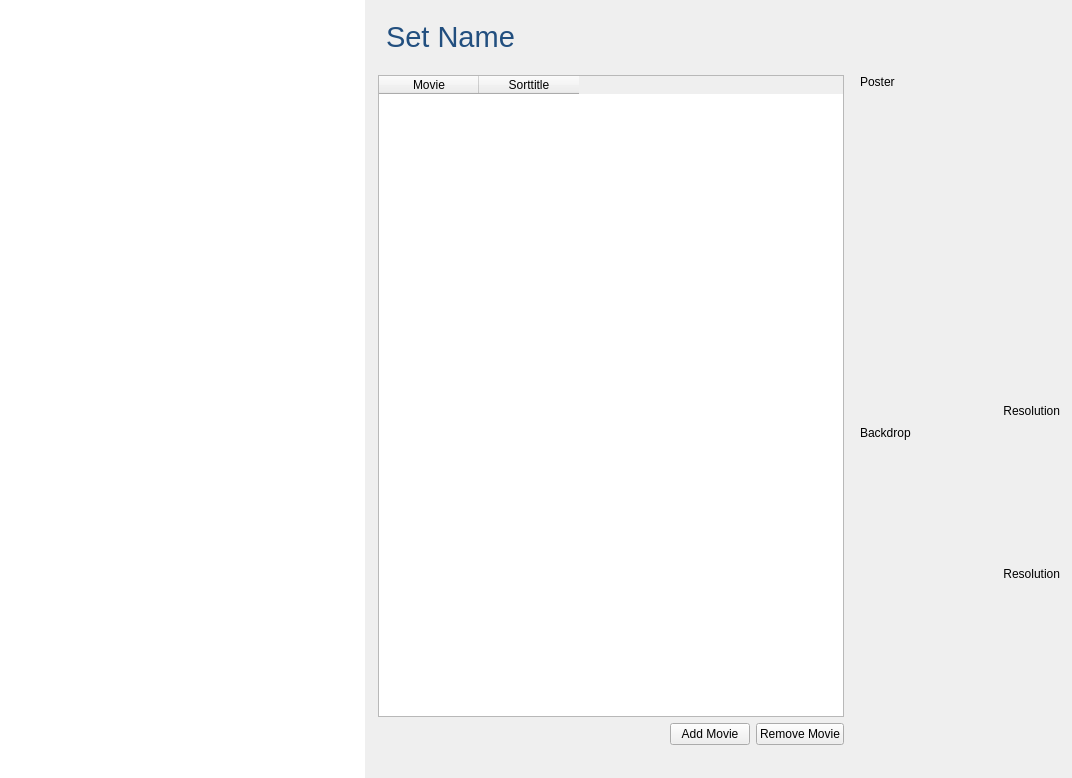
Old version of the form sets/SetsWidget.ui in the repository Komet/MediaElch.
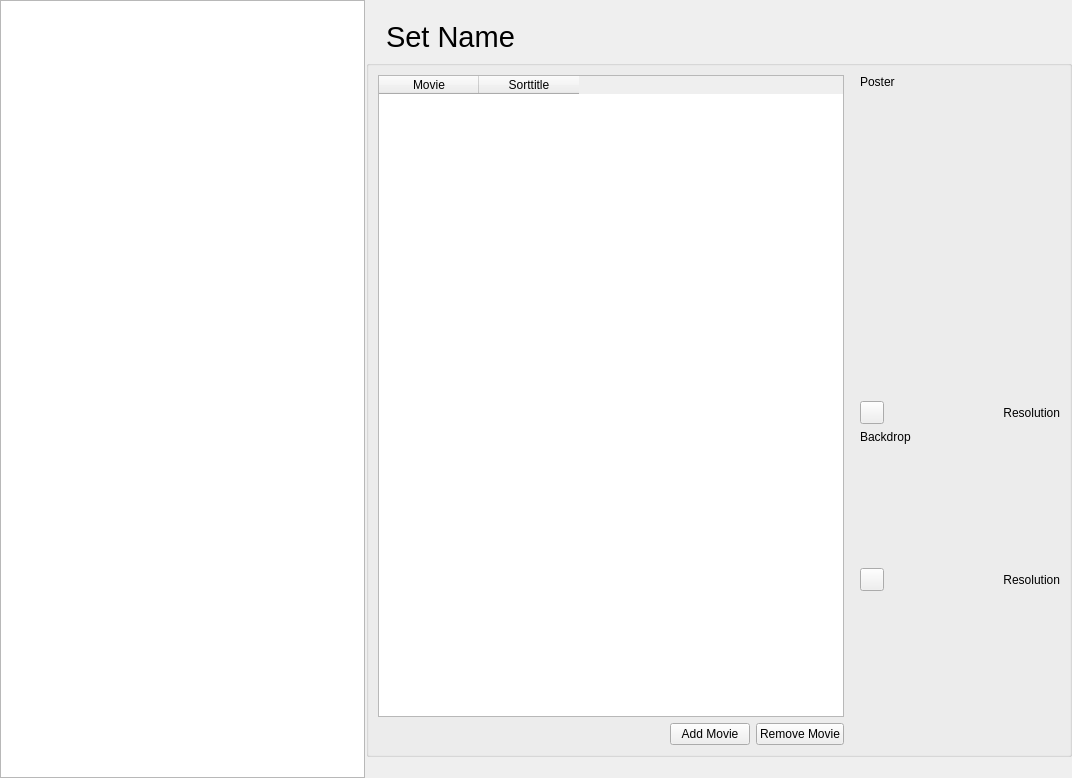
New version of the form. Icons and pictures are not drawn. Custom widgets are drawn as their Qt base class.

Patch:
```diff
--- a/sets/SetsWidget.ui
+++ b/sets/SetsWidget.ui
@@ -13,11 +13,6 @@
   <property name="windowTitle">
    <string>Form</string>
   </property>
-  <property name="styleSheet">
-   <string notr="true">#sets {
-	border: 0px;
-}</string>
-  </property>
   <layout class="QVBoxLayout" name="verticalLayout_2">
    <property name="leftMargin">
     <number>0</number>
@@ -40,15 +35,6 @@
       <number>1</number>
      </property>
      <widget class="QTableWidget" name="sets">
-      <property name="styleSheet">
-       <string notr="true">#sets {
-	alternate-background-color: #f9f9f9;
-	selection-background-color: qlineargradient(spread:pad, x1:0, y1:0, x2:0, y2:1, stop:0 #4185b6, stop:1 #1b6aa5);
-	color: #395265;
-    selection-color: #ffffff;
-}
-</string>
-      </property>
       <property name="alternatingRowColors">
        <bool>true</bool>
       </property>
@@ -101,10 +87,6 @@
            <pointsize>22</pointsize>
           </font>
          </property>
-         <property name="styleSheet">
-          <string notr="true">color: #224f7f;
-</string>
-         </property>
          <property name="text">
           <string>Set Name</string>
          </property>
@@ -115,13 +97,6 @@
        </item>
        <item>
         <widget class="QGroupBox" name="groupBox_3">
-         <property name="styleSheet">
-          <string notr="true">QGroupBox {
-	border-radius: 0;
-	background-color: transparent;
-}
-</string>
-         </property>
          <property name="title">
           <string/>
          </property>
@@ -258,11 +233,6 @@
                 <property name="toolTip">
                  <string>Full preview</string>
                 </property>
-                <property name="styleSheet">
-                 <string notr="true">QToolButton {
-	border: none;
-}</string>
-                </property>
                 <property name="text">
                  <string/>
                 </property>
@@ -341,11 +311,6 @@
                 <property name="toolTip">
                  <string>Full preview</string>
                 </property>
-                <property name="styleSheet">
-                 <string notr="true">QToolButton {
-	border: none;
-}</string>
-                </property>
                 <property name="text">
                  <string/>
                 </property>
```
